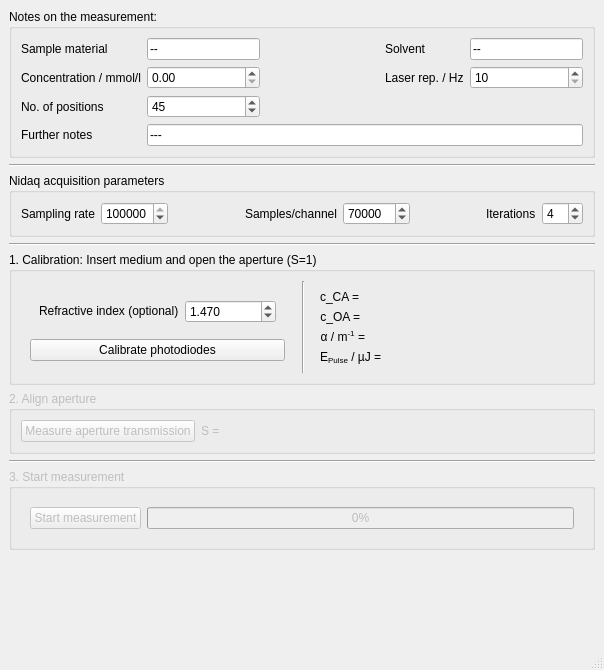
First picture: the form in gui_design/design.ui, repository FabianKonig/zScanMeasurementManager, before the edit.
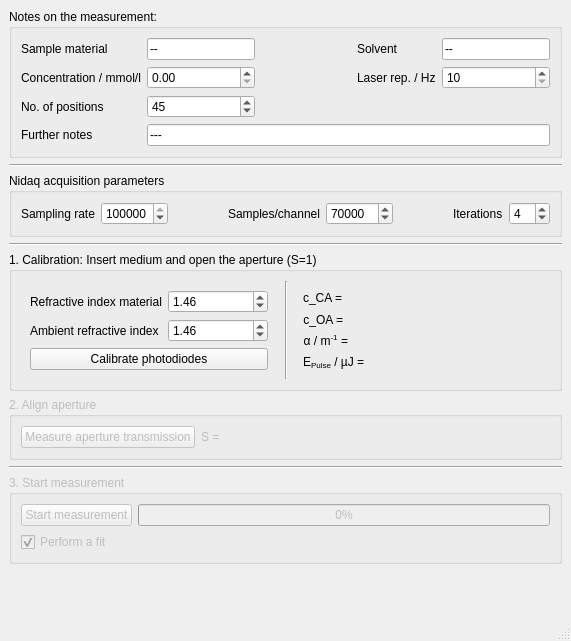
Second picture: the form after the edit.

Commit message: refr index and fit check box

```diff
--- a/gui_design/design.ui
+++ b/gui_design/design.ui
@@ -6,8 +6,8 @@
    <rect>
     <x>0</x>
     <y>0</y>
-    <width>604</width>
-    <height>670</height>
+    <width>571</width>
+    <height>641</height>
    </rect>
   </property>
   <property name="sizePolicy">
@@ -124,7 +124,14 @@
           </widget>
          </item>
          <item row="1" column="1">
-          <widget class="QDoubleSpinBox" name="doubleSpinBox_concentration"/>
+          <widget class="QDoubleSpinBox" name="doubleSpinBox_concentration">
+           <property name="decimals">
+            <number>2</number>
+           </property>
+           <property name="maximum">
+            <double>10000.000000000000000</double>
+           </property>
+          </widget>
          </item>
          <item row="1" column="4">
           <widget class="QSpinBox" name="spinBox_laserRepRate">
@@ -295,46 +302,54 @@
         <widget class="QWidget" name="widgetRefractiveIndexCalibrateBtn" native="true">
          <layout class="QVBoxLayout" name="verticalLayout_2">
           <item>
-           <widget class="QWidget" name="widgetReractiveIndexInput" native="true">
-            <property name="sizePolicy">
-             <sizepolicy hsizetype="Preferred" vsizetype="Fixed">
-              <horstretch>0</horstretch>
-              <verstretch>0</verstretch>
-             </sizepolicy>
-            </property>
-            <layout class="QHBoxLayout" name="horizontalLayout">
-             <item>
-              <widget class="QLabel" name="labelRefrIndex">
+           <layout class="QGridLayout" name="gridLayout_refrIndexes">
+            <item row="0" column="0">
+             <widget class="QLabel" name="label_RefrIndexMaterial">
                <property name="text">
-                <string>&lt;!DOCTYPE HTML PUBLIC &quot;-//W3C//DTD HTML 4.0//EN&quot; &quot;http://www.w3.org/TR/REC-html40/strict.dtd&quot;&gt;
-&lt;html&gt;&lt;head&gt;&lt;meta name=&quot;qrichtext&quot; content=&quot;1&quot; /&gt;&lt;style type=&quot;text/css&quot;&gt;
-p, li { white-space: pre-wrap; }
-&lt;/style&gt;&lt;/head&gt;&lt;body style=&quot; font-family:'Sans Serif'; font-size:9pt; font-weight:400; font-style:normal;&quot;&gt;
-&lt;p style=&quot; margin-top:12px; margin-bottom:12px; margin-left:0px; margin-right:0px; -qt-block-indent:0; text-indent:0px;&quot;&gt;Refractive index (optional)&lt;/p&gt;&lt;/body&gt;&lt;/html&gt;</string>
+               <string>Refractive index material</string>
                </property>
               </widget>
              </item>
-             <item>
-              <widget class="QDoubleSpinBox" name="doubleSpinBox_refrIndex">
+            <item row="0" column="1">
+             <widget class="QDoubleSpinBox" name="doubleSpinBox_refrIndexMaterial">
                <property name="decimals">
-                <number>3</number>
+               <number>2</number>
                </property>
                <property name="minimum">
                 <double>1.000000000000000</double>
                </property>
                <property name="maximum">
-                <double>6.000000000000000</double>
+               <double>10000000.000000000000000</double>
                </property>
                <property name="singleStep">
                 <double>0.100000000000000</double>
                </property>
                <property name="value">
-                <double>1.470000000000000</double>
+               <double>1.460000000000000</double>
+              </property>
+             </widget>
+            </item>
+            <item row="1" column="0">
+             <widget class="QLabel" name="label_RefrIndexAmbient">
+              <property name="text">
+               <string>Ambient refractive index</string>
+              </property>
+             </widget>
+            </item>
+            <item row="1" column="1">
+             <widget class="QDoubleSpinBox" name="doubleSpinBox_refrIndexAmbient">
+              <property name="decimals">
+               <number>2</number>
+              </property>
+              <property name="maximum">
+               <double>10.000000000000000</double>
+              </property>
+              <property name="value">
+               <double>1.460000000000000</double>
                </property>
               </widget>
              </item>
             </layout>
-           </widget>
           </item>
           <item>
            <widget class="QPushButton" name="pushButton_calibratePDs">
@@ -542,24 +557,32 @@
       </property>
       <layout class="QVBoxLayout" name="verticalLayout_3">
        <item>
-        <widget class="QWidget" name="horizontalWidgetStartMeasurementProgress" native="true">
-         <layout class="QHBoxLayout" name="horizontalLayout_5">
-          <item>
-           <widget class="QPushButton" name="pushButton_startMeasurement">
-            <property name="text">
-             <string>Start measurement</string>
-            </property>
-           </widget>
-          </item>
-          <item>
+        <layout class="QGridLayout" name="gridLayout_startMeasurement">
+         <item row="0" column="1">
            <widget class="QProgressBar" name="progressBarMeasurement">
             <property name="value">
              <number>0</number>
             </property>
            </widget>
           </item>
-         </layout>
-        </widget>
+         <item row="0" column="0">
+          <widget class="QPushButton" name="pushButton_startMeasurement">
+           <property name="text">
+            <string>Start measurement</string>
+           </property>
+          </widget>
+         </item>
+         <item row="1" column="0">
+          <widget class="QCheckBox" name="checkBox_wantFit">
+           <property name="text">
+            <string>Perform a fit</string>
+           </property>
+           <property name="checked">
+            <bool>true</bool>
+           </property>
+          </widget>
+         </item>
+        </layout>
        </item>
       </layout>
      </widget>
```
Lines whose indentation alone changed are shown as unchanged. The commit also changes 3 other files.
